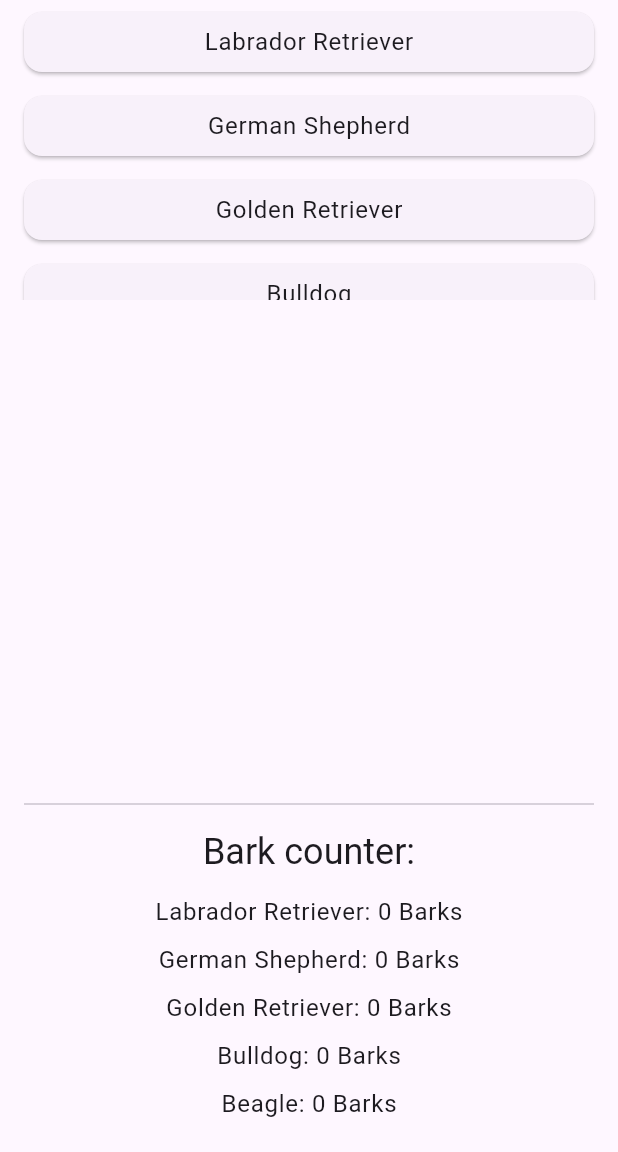
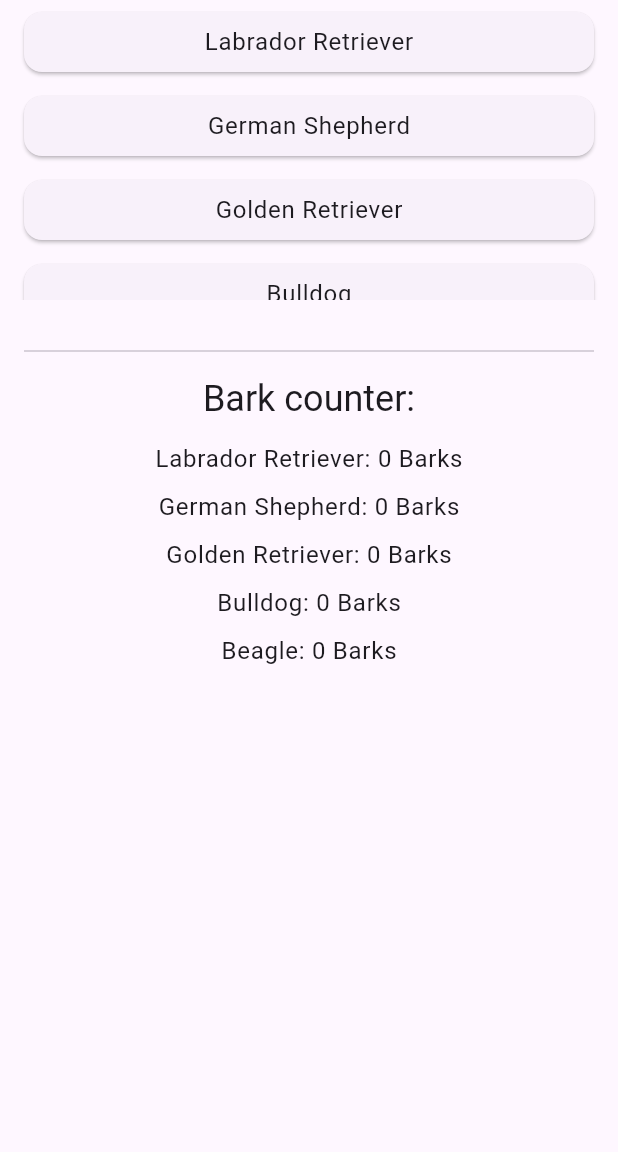
Before and after one commit to AidanEiler/csc4330app4, a Flutter app: the screen it shows after launch, on a phone screen of 412 x 824 dp, the part 84-1236 px from its top. Run offline on Flutter 3.47's test engine with Material 3 defaults, Android fonts, the phone set to English and light mode, and no system bars.

Commit message:
added comments and resized image

```diff
--- a/lib/main.dart
+++ b/lib/main.dart
@@ -63,9 +63,8 @@
       ),
       body: Column(
         children: [
-          // Dog breed buttons with reduced size
           SizedBox(
-            height: 200, // Smaller height for buttons section
+            height: 200,
             child: ListView.builder(
               itemCount: dogBreeds.length,
               itemBuilder: (context, index) {
@@ -81,41 +80,37 @@
                       });
                     },
                     style: ElevatedButton.styleFrom(
-                      padding: const EdgeInsets.symmetric(
-                          vertical: 8), // Reduced padding
+                      padding: const EdgeInsets.symmetric(vertical: 8),
                       shape: RoundedRectangleBorder(
                         borderRadius: BorderRadius.circular(12),
                       ),
                     ),
                     child: Text(
                       breed,
-                      style: Theme.of(context)
-                          .textTheme
-                          .bodyLarge, // Smaller font size
+                      style: Theme.of(context).textTheme.bodyLarge,
                     ),
                   ),
                 );
               },
             ),
           ),
-
-          const SizedBox(height: 20),
-
-          // Image Section (now placed in the middle)
+          const SizedBox(height: 10),
           if (selectedBreedImage != null)
-            Image.asset(
-              selectedBreedImage!,
-              height: 250, // Increased image size
-              width: 250,
-              fit: BoxFit.cover,
+            Container(
+              padding: const EdgeInsets.all(10),
+              constraints: const BoxConstraints(
+                maxHeight:
+                    400, // I changed this to fit my screen. You might want
+                // to do the same for your vid.
+              ),
+              child: Image.asset(
+                selectedBreedImage!,
+                fit: BoxFit.contain,
+                width: double.infinity,
+              ),
             ),
-
-          const SizedBox(height: 20),
-
-          // Bark counter now at the bottom
           Expanded(
-            child: Align(
-              alignment: Alignment.bottomCenter,
+            child: SingleChildScrollView(
               child: Padding(
                 padding: const EdgeInsets.all(16.0),
                 child: Column(
```
